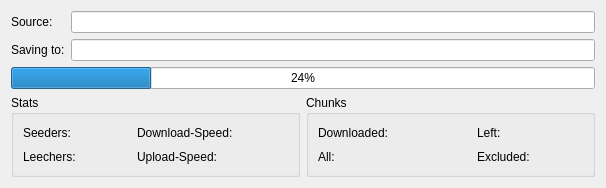
Above: transfer-plugins/bittorrent/btdetailswidgetfrm.ui from KDE/kget before the change. Below: the same form after it.
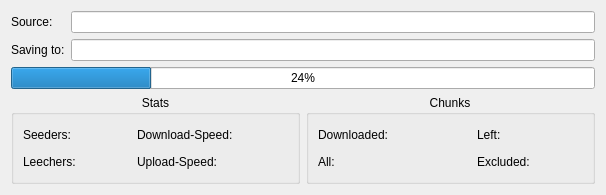
That is the form after the change.

The edit to the form file:
```diff
--- a/transfer-plugins/bittorrent/btdetailswidgetfrm.ui
+++ b/transfer-plugins/bittorrent/btdetailswidgetfrm.ui
@@ -6,7 +6,7 @@
     <x>0</x>
     <y>0</y>
     <width>606</width>
-    <height>188</height>
+    <height>195</height>
    </rect>
   </property>
   <layout class="QGridLayout" >
@@ -18,12 +18,31 @@
        <verstretch>0</verstretch>
       </sizepolicy>
      </property>
+     <property name="font" >
+      <font>
+       <weight>50</weight>
+       <italic>false</italic>
+       <bold>false</bold>
+      </font>
+     </property>
      <property name="title" >
       <string>Stats</string>
      </property>
+     <property name="alignment" >
+      <set>Qt::AlignHCenter</set>
+     </property>
+     <property name="flat" >
+      <bool>false</bool>
+     </property>
      <layout class="QGridLayout" >
       <item row="0" column="0" >
        <widget class="QLabel" name="label_7" >
+        <property name="font" >
+         <font>
+          <weight>50</weight>
+          <bold>false</bold>
+         </font>
+        </property>
         <property name="text" >
          <string>Seeders:</string>
         </property>
@@ -31,6 +50,12 @@
       </item>
       <item row="0" column="1" >
        <widget class="QLabel" name="seederLabel" >
+        <property name="font" >
+         <font>
+          <weight>50</weight>
+          <bold>false</bold>
+         </font>
+        </property>
         <property name="text" >
          <string>&lt;n></string>
         </property>
@@ -38,6 +63,12 @@
       </item>
       <item row="0" column="3" >
        <widget class="QLabel" name="label_9" >
+        <property name="font" >
+         <font>
+          <weight>50</weight>
+          <bold>false</bold>
+         </font>
+        </property>
         <property name="text" >
          <string>Download-Speed:</string>
         </property>
@@ -45,6 +76,12 @@
       </item>
       <item row="0" column="4" >
        <widget class="QLabel" name="dlSpeedLabel" >
+        <property name="font" >
+         <font>
+          <weight>50</weight>
+          <bold>false</bold>
+         </font>
+        </property>
         <property name="text" >
          <string>&lt;n></string>
         </property>
@@ -52,6 +89,12 @@
       </item>
       <item row="1" column="0" >
        <widget class="QLabel" name="label_8" >
+        <property name="font" >
+         <font>
+          <weight>50</weight>
+          <bold>false</bold>
+         </font>
+        </property>
         <property name="text" >
          <string>Leechers:</string>
         </property>
@@ -59,6 +102,12 @@
       </item>
       <item row="1" column="1" >
        <widget class="QLabel" name="leecherLabel" >
+        <property name="font" >
+         <font>
+          <weight>50</weight>
+          <bold>false</bold>
+         </font>
+        </property>
         <property name="text" >
          <string>&lt;n></string>
         </property>
@@ -66,6 +115,12 @@
       </item>
       <item row="1" column="3" >
        <widget class="QLabel" name="label_10" >
+        <property name="font" >
+         <font>
+          <weight>50</weight>
+          <bold>false</bold>
+         </font>
+        </property>
         <property name="text" >
          <string>Upload-Speed:</string>
         </property>
@@ -73,6 +128,12 @@
       </item>
       <item row="1" column="4" >
        <widget class="QLabel" name="ulSpeedLabel" >
+        <property name="font" >
+         <font>
+          <weight>50</weight>
+          <bold>false</bold>
+         </font>
+        </property>
         <property name="text" >
          <string>&lt;n></string>
         </property>
@@ -92,6 +153,9 @@
      <property name="title" >
       <string>Chunks</string>
      </property>
+     <property name="alignment" >
+      <set>Qt::AlignHCenter</set>
+     </property>
      <layout class="QGridLayout" >
       <item row="0" column="0" colspan="2" >
        <widget class="QLabel" name="label_3" >
```
